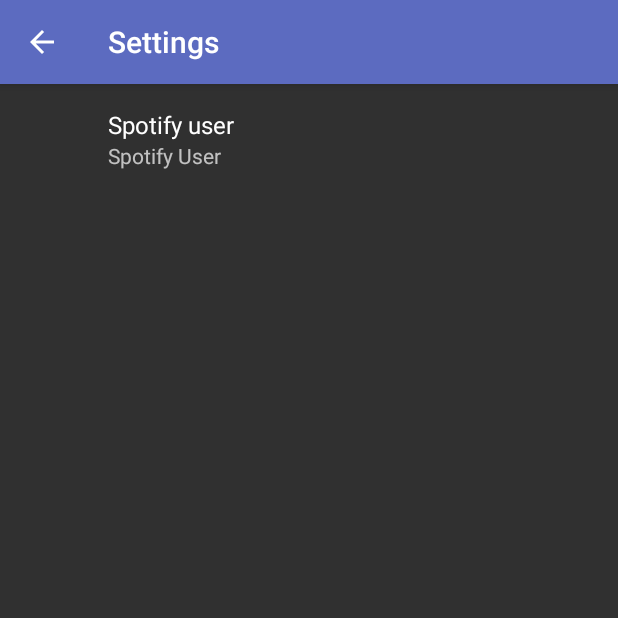
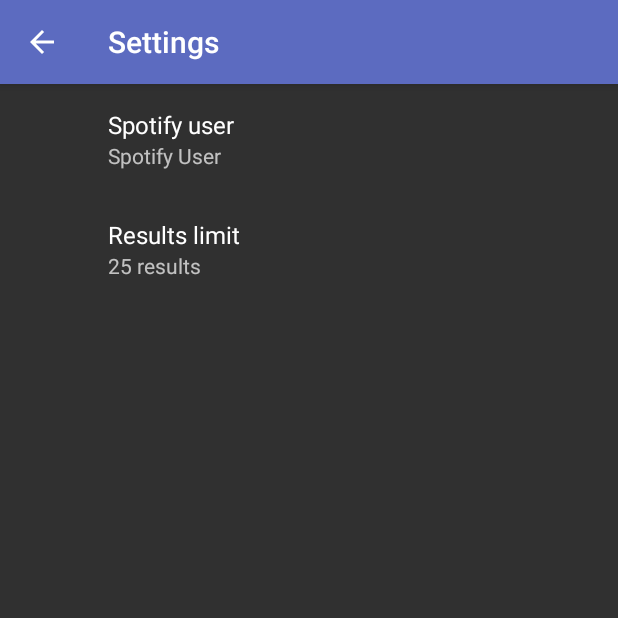
Before and after one commit to OSU-CS492-W19/final-project-team-14, an Android app: the screen it shows after launch (SettingsActivity), in the side drawer, after a tap on "Settings", on a phone screen of 412 x 824 dp, the top half of it. Run offline under Robolectric (Android 15) with nearby library versions, the phone set to English and light mode, and no system bars; our stand-ins replace androidx.preference; libraries missing offline, so code that uses them is left out: com.spotify.sdk; network calls fail; pictures from the network do not load; 4 statements that could not run were skipped.

Commit message:
Add results limit pref.

```diff
--- a/app/src/main/java/com/example/spotifyremote/MainActivity.java
+++ b/app/src/main/java/com/example/spotifyremote/MainActivity.java
@@ -82,6 +82,8 @@ public class MainActivity extends AuthenticatableActivity implements AlbumAdapte
         mAlbumViewModel = ViewModelProviders.of(this).get(AlbumViewModel.class);
         mAlbumAdapter = new AlbumAdapter(this);
 
+        mPreferences = PreferenceManager.getDefaultSharedPreferences(this);
+
         // grab ui
         mDrawerLayout = findViewById(R.id.drawer_layout);
 
@@ -89,7 +91,7 @@ public class MainActivity extends AuthenticatableActivity implements AlbumAdapte
         mSwipeRefreshLayout.setOnRefreshListener(new SwipeRefreshLayout.OnRefreshListener() {
             @Override
             public void onRefresh() {
-                mAlbumViewModel.loadAlbums(SpotifyUtils.getNewReleasesUrl());
+                mAlbumViewModel.loadAlbums(SpotifyUtils.getNewReleasesUrl(getResultsLimitPref()));
             }
         });
 
@@ -100,9 +102,6 @@ public class MainActivity extends AuthenticatableActivity implements AlbumAdapte
         mAlbumsRV.setAdapter(mAlbumAdapter);
         mAlbumsRV.setLayoutManager(new LinearLayoutManager(this));
         mAlbumsRV.setHasFixedSize(true);
-
-
-        mPreferences = PreferenceManager.getDefaultSharedPreferences(this);
 
         mUserEntry = navigationView.getHeaderView(0).findViewById(R.id.tv_username);
         mUserEntry.setText(mPreferences.getString(getString(R.string.pref_user_key), getString(R.string.pref_user_default)));
@@ -117,12 +116,11 @@ public class MainActivity extends AuthenticatableActivity implements AlbumAdapte
 
         if (TextUtils.equals(getAuthToken(), getString(R.string.pref_auth_token_default))) authenticate();
         mAlbumViewModel.setAuthToken(getAuthToken());
-        mAlbumViewModel.loadAlbums(SpotifyUtils.getNewReleasesUrl());
+        mAlbumViewModel.loadAlbums(SpotifyUtils.getNewReleasesUrl(getResultsLimitPref()));
         connected();
+    }
 
-
-
-    }
+    private int getResultsLimitPref() { return Integer.parseInt(mPreferences.getString(getString(R.string.pref_results_limit_key), getString(R.string.pref_results_limit_default))); }
 
     @Override
     public boolean onCreateOptionsMenu(Menu menu) {
@@ -133,7 +131,7 @@ public class MainActivity extends AuthenticatableActivity implements AlbumAdapte
     @Override
     protected void onPostAuthSuccess() {
         mAlbumViewModel.setAuthToken(getAuthToken());
-        mAlbumViewModel.loadAlbums(SpotifyUtils.getNewReleasesUrl());
+        mAlbumViewModel.loadAlbums(SpotifyUtils.getNewReleasesUrl(getResultsLimitPref()));
     }
 
     private void connected() {
--- a/app/src/main/java/com/example/spotifyremote/SearchActivity.java
+++ b/app/src/main/java/com/example/spotifyremote/SearchActivity.java
@@ -5,6 +5,7 @@ import android.content.SharedPreferences;
 import android.os.AsyncTask;
 import android.os.Bundle;
 import android.os.PersistableBundle;
+import android.preference.PreferenceManager;
 import android.text.TextUtils;
 import android.util.Log;
 import android.view.View;
@@ -31,6 +32,8 @@ public class SearchActivity extends AuthenticatableActivity implements AlbumAdap
     private AlbumViewModel mAlbumViewModel;
     private AlbumAdapter mAlbumAdapter;
 
+    private SharedPreferences mPreferences;
+
     private Toast mToast;
 
     private void toast(String msg) {
@@ -52,6 +55,8 @@ public class SearchActivity extends AuthenticatableActivity implements AlbumAdap
         mAlbumsRV.setAdapter(mAlbumAdapter);
         mAlbumsRV.setLayoutManager(new LinearLayoutManager(this));
         mAlbumsRV.setHasFixedSize(true);
+
+        mPreferences = PreferenceManager.getDefaultSharedPreferences(this);
 
         mSearchBoxET = findViewById(R.id.et_search_box);
         Button searchButton = findViewById(R.id.btn_search);
@@ -79,7 +84,8 @@ public class SearchActivity extends AuthenticatableActivity implements AlbumAdap
     }
 
     private void doSearch(String query) {
-        String url = SpotifyUtils.buildSearchURL(query);
+        int limit = Integer.parseInt(mPreferences.getString(getString(R.string.pref_results_limit_key), getString(R.string.pref_results_limit_default)));
+        String url = SpotifyUtils.buildSearchURL(query, limit);
         Log.d(TAG, "querying search URL: " + url);
 
         mAlbumViewModel.loadAlbums(url);
--- a/app/src/main/java/com/example/spotifyremote/utils/SpotifyUtils.java
+++ b/app/src/main/java/com/example/spotifyremote/utils/SpotifyUtils.java
@@ -20,6 +20,8 @@ public class SpotifyUtils {
             "streaming",
             "user-read-playback-state"
     };
+
+    private static final String SPOTIFY_LIMIT_PARAM = "limit";
 
     private static final String SPOTIFY_NEW_RELEASES_URL = "https://api.spotify.com/v1/browse/new-releases";
     private static final String SPOTIFY_DEVICE_LIST_URL = "https://api.spotify.com/v1/me/player/devices";
@@ -84,12 +86,18 @@ public class SpotifyUtils {
     }
 
     /* NEW RELEASES */
-    public static String getNewReleasesUrl() { return SPOTIFY_NEW_RELEASES_URL; }
+    public static String getNewReleasesUrl(int limit) {
+        return Uri.parse(SPOTIFY_NEW_RELEASES_URL).buildUpon()
+                .appendQueryParameter(SPOTIFY_LIMIT_PARAM, Integer.toString(limit))
+                .build()
+                .toString();
+    }
 
-    public static String buildSearchURL(String query) {
+    public static String buildSearchURL(String query, int limit) {
         return Uri.parse(SPOTIFY_SEARCH_BASE_URL).buildUpon()
                 .appendQueryParameter(SPOTIFY_SEARCH_QUERY_PARAM, query)
                 .appendQueryParameter(SPOTIFY_SEARCH_TYPE_PARAM, "album")
+                .appendQueryParameter(SPOTIFY_LIMIT_PARAM, Integer.toString(limit))
                 .build()
                 .toString();
     }
--- /dev/null
+++ b/app/src/main/res/values/arrays.xml
@@ -0,0 +1,13 @@
+<?xml version="1.0" encoding="utf-8"?>
+<resources>
+    <string-array name="pref_results_limit_entries">
+        <item>@string/pref_results_limit_10_title</item>
+        <item>@string/pref_results_limit_25_title</item>
+        <item>@string/pref_results_limit_50_title</item>
+    </string-array>
+    <string-array name="pref_results_limit_values">
+        <item>@string/pref_results_limit_10_value</item>
+        <item>@string/pref_results_limit_25_value</item>
+        <item>@string/pref_results_limit_50_value</item>
+    </string-array>
+</resources>
--- a/app/src/main/res/values/strings.xml
+++ b/app/src/main/res/values/strings.xml
@@ -18,15 +18,26 @@
     <string name="devices_title">Devices</string>
     <string name="no_devices_found_title">No devices found</string>
     <string name="no_devices_found_description">Login to Spotify on another device for it to show up here.</string>
+
+    <string name="settings_title">Settings</string>
+
     <string name="pref_device_key" translatable="false">pref_device_key</string>
     <string name="pref_device_id_key" translatable="false">pref_device_id_key</string>
     <string name="pref_device_id_default">No device chosen</string>
     <string name="pref_device_title">Playback device</string>
 
+    <string name="pref_results_limit_title">Results limit</string>
+    <string name="pref_results_limit_default">@string/pref_results_limit_25_value</string>
+    <string name="pref_results_limit_key" translatable="false">pref_results_limit_key</string>
+    <string name="pref_results_limit_10_title" >10 results</string>
+    <string name="pref_results_limit_10_value" >10</string>
+    <string name="pref_results_limit_25_title" >25 results</string>
+    <string name="pref_results_limit_25_value" >25</string>
+    <string name="pref_results_limit_50_title" >50 results</string>
+    <string name="pref_results_limit_50_value" >50</string>
+
     <string name="playback_successful">Played to device</string>
     <string name="playback_error_premium_required">Premium required!</string>
-
-    <string name="settings_title">Settings</string>
 
     <string name="search_box_hint">Search...</string>
     <string name="search_button_text">Do Search</string>
--- a/app/src/main/res/xml/prefs.xml
+++ b/app/src/main/res/xml/prefs.xml
@@ -4,4 +4,12 @@
         android:key="@string/pref_user_key"
         android:title="@string/pref_user_title"
         android:defaultValue="@string/pref_user_default"/>
+    <ListPreference
+        android:key="@string/pref_results_limit_key"
+        android:title="@string/pref_results_limit_title"
+        android:summary="%s"
+        android:dialogTitle="@string/pref_results_limit_title"
+        android:entries="@array/pref_results_limit_entries"
+        android:entryValues="@array/pref_results_limit_values"
+        android:defaultValue="@string/pref_results_limit_default" />
 </PreferenceScreen>
```
